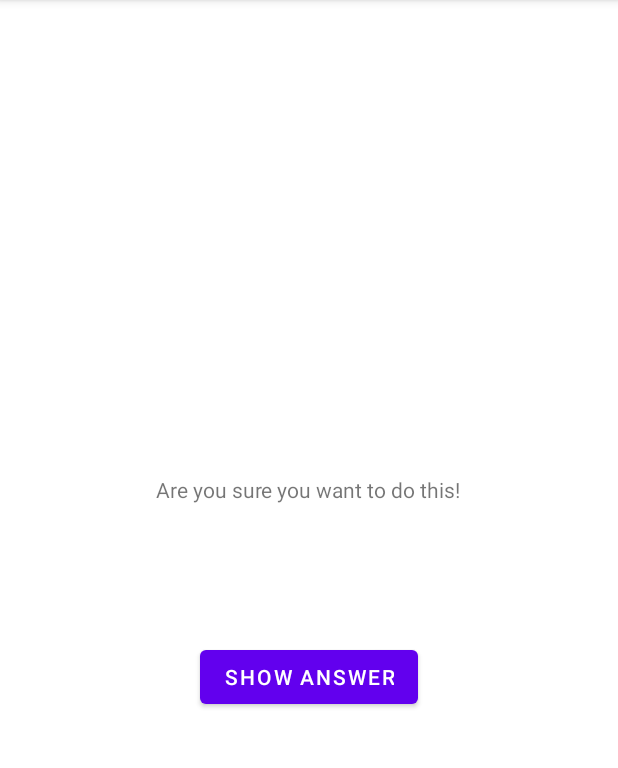
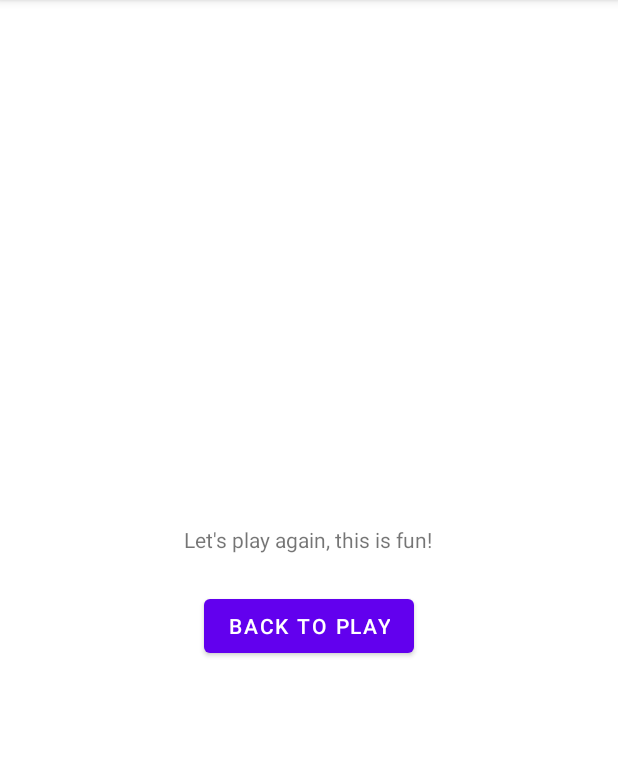
Before and after one commit to jomtz/MovieQuiz, an Android app: the MixActivity screen opened directly, with no data from a screen before it, on a phone screen of 412 x 824 dp, the part 84-852 px from its top. Run offline under Robolectric (Android 15) with nearby library versions, the phone set to English and light mode, and no system bars.

Commit message:
Update mixActivity

```diff
--- a/app/src/main/res/layout/activity_mix.xml
+++ b/app/src/main/res/layout/activity_mix.xml
@@ -11,20 +11,13 @@
         android:layout_width="wrap_content"
         android:layout_height="wrap_content"
         android:padding="24dp"
-        android:text="@string/warning_text"/>
-
-    <TextView
-        android:id="@+id/answer_text_view"
-        android:layout_width="wrap_content"
-        android:layout_height="wrap_content"
-        android:padding="24dp"
-        tools:text="Answer"/>
+        android:text="@string/informative_text"/>
 
     <Button
         android:id="@+id/show_answer_button"
         android:layout_width="wrap_content"
         android:layout_height="wrap_content"
-        android:text="@string/show_answer_button"/>
+        android:text="@string/mix_button"/>
 
 
 
--- a/app/src/main/res/values/strings.xml
+++ b/app/src/main/res/values/strings.xml
@@ -17,10 +17,9 @@
     <string name="question_asia">Lake Baikal is the world\'s oldest and deepest freshwater lake?</string>
 
 
-    <string name="warning_text">Are you sure you want to do this!</string>
-    <string name="show_answer_button">Show Answer</string>
-    <string name="answer_button">Answer</string>
     <string name="play_again_button">Play Again</string>
+    <string name="informative_text">Let\'s play again, this is fun!</string>
+    <string name="mix_button">Back to Play</string>
 
 
 </resources>
```
Also changed, not shown: app/src/main/java/com/josmartinez/androidquiz/MixActivity.kt (+3 -8 lines).
